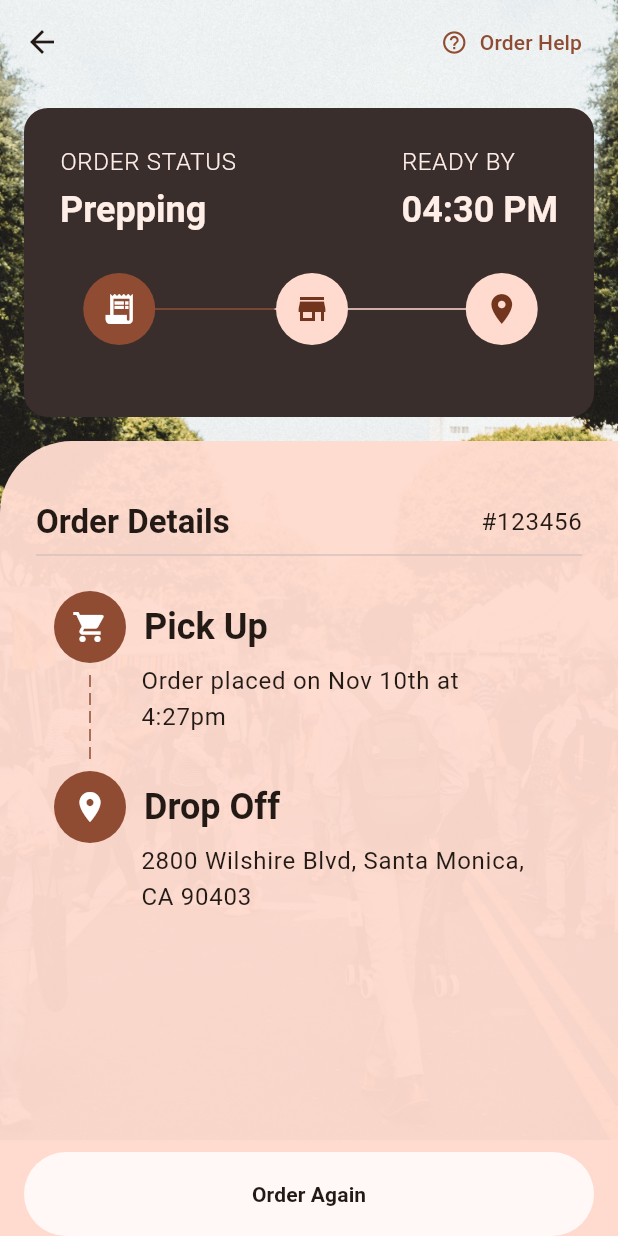
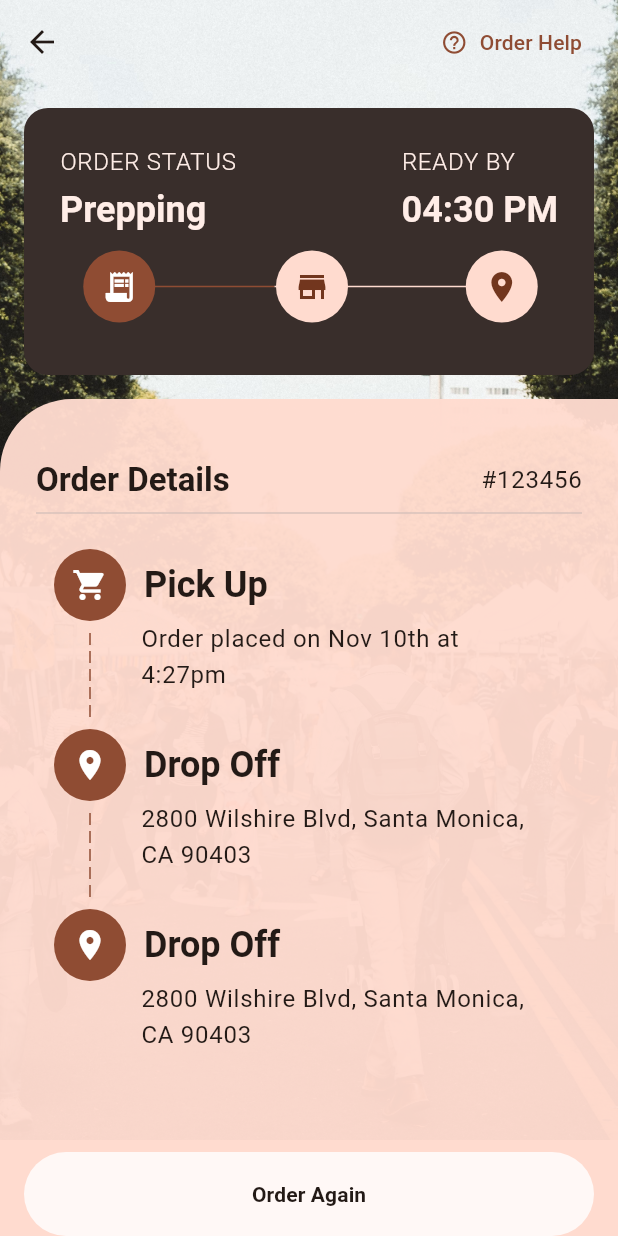
Before and after one commit to Mios-dream/Grocery-Shopping-App, a Flutter app: the OrderDetailsScreen screen opened directly, on a phone screen of 412 x 824 dp. Run offline on Flutter 3.47's test engine with Material 3 defaults, Android fonts, the phone set to English and light mode, and no system bars; our stand-ins replace bloc, equatable, flutter_animate, flutter_bloc, go_router, google_fonts; missing offline and left inert: mobile_scanner; network calls fail.

Commit message:
对部分页面的溢出进行了修复

```diff
--- a/lib/screen/order_details_screen.dart
+++ b/lib/screen/order_details_screen.dart
@@ -42,7 +42,7 @@ class OrderDetailsScreen extends StatelessWidget {
             children: [
               Container(
                 width: double.infinity,
-                height: size.height * 0.25,
+
                 margin: const EdgeInsets.all(16.0),
                 padding: const EdgeInsets.all(24.0),
                 decoration: BoxDecoration(
@@ -97,8 +97,9 @@ class OrderDetailsScreen extends StatelessWidget {
                       ],
                     ),
                 const SizedBox(
-                      height: 100,
-                      child: HorizontalStepper(
+                      height: 70,
+                      child:
+                          HorizontalStepper(
                             steps: [
                               Step(
                                 icon: Icons.receipt_long,
@@ -107,7 +108,8 @@ class OrderDetailsScreen extends StatelessWidget {
                               Step(icon: Icons.store),
                               Step(icon: Icons.location_on),
                             ],
-                      ),
+
+                      )
                     ),
                   ],
                 ),
@@ -139,6 +141,7 @@ class OrderDetailsScreen extends StatelessWidget {
                       ),
                       const Divider(),
                       const SizedBox(height: 16.0),
+                      Expanded(child: ListView(children: [
                       Stepper(
                         steps: [
                           Step(
@@ -169,8 +172,22 @@ class OrderDetailsScreen extends StatelessWidget {
                               style: Theme.of(context).textTheme.bodyLarge,
                             ),
                           ),
+                          Step(
+                            icon: Icons.location_on,
+                            title: Text(
+                              'Drop Off',
+                              style: Theme.of(context)
+                                  .textTheme
+                                  .headlineSmall!
+                                  .copyWith(fontWeight: FontWeight.bold),
+                            ),
+                            content: Text(
+                              '2800 Wilshire Blvd, Santa Monica, CA 90403',
+                              style: Theme.of(context).textTheme.bodyLarge,
+                            ),
+                          ),
                         ],
-                      ),
+                      )]),)
                     ],
                   ),
                 ),
```
Also changed, not shown: lib/screen/category_screen.dart (+9 -8 lines), lib/screen/order_screen.dart (+12 -11 lines). Lines whose indentation alone changed are shown as unchanged.
